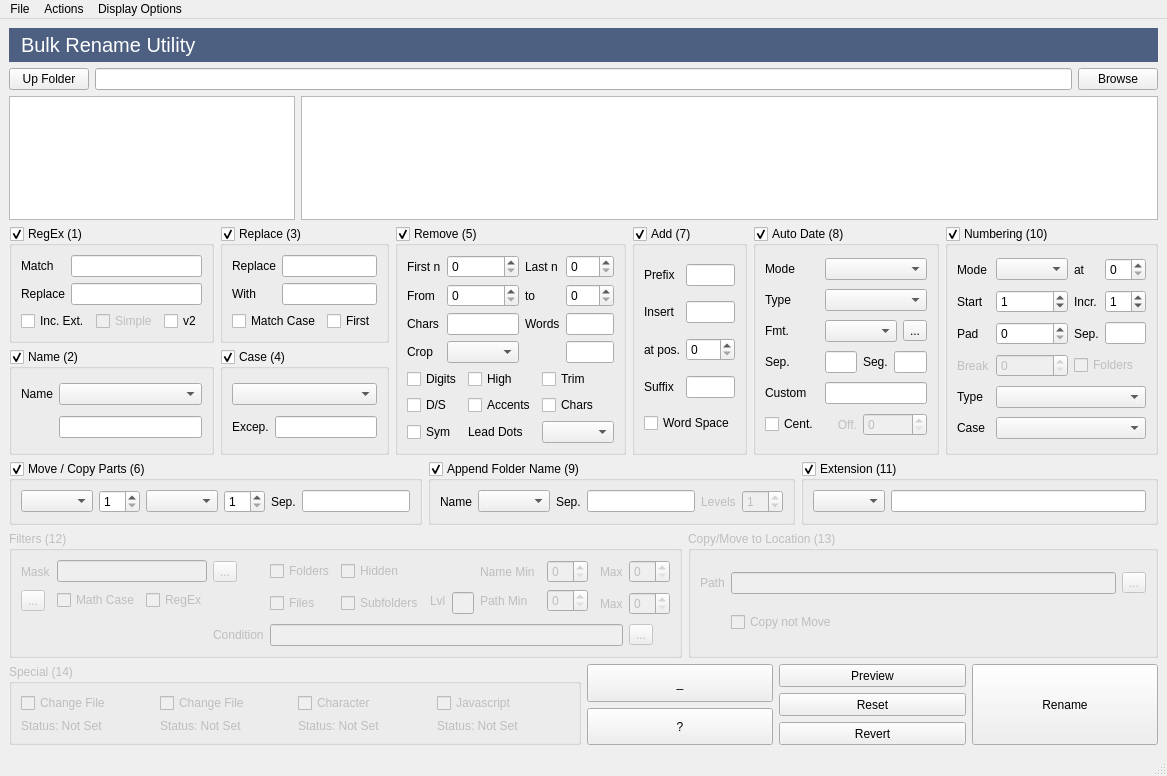
Above: mainWindow.ui from ManbirJudge/bullk-file-rename-utility before the change. Below: the same form after it.
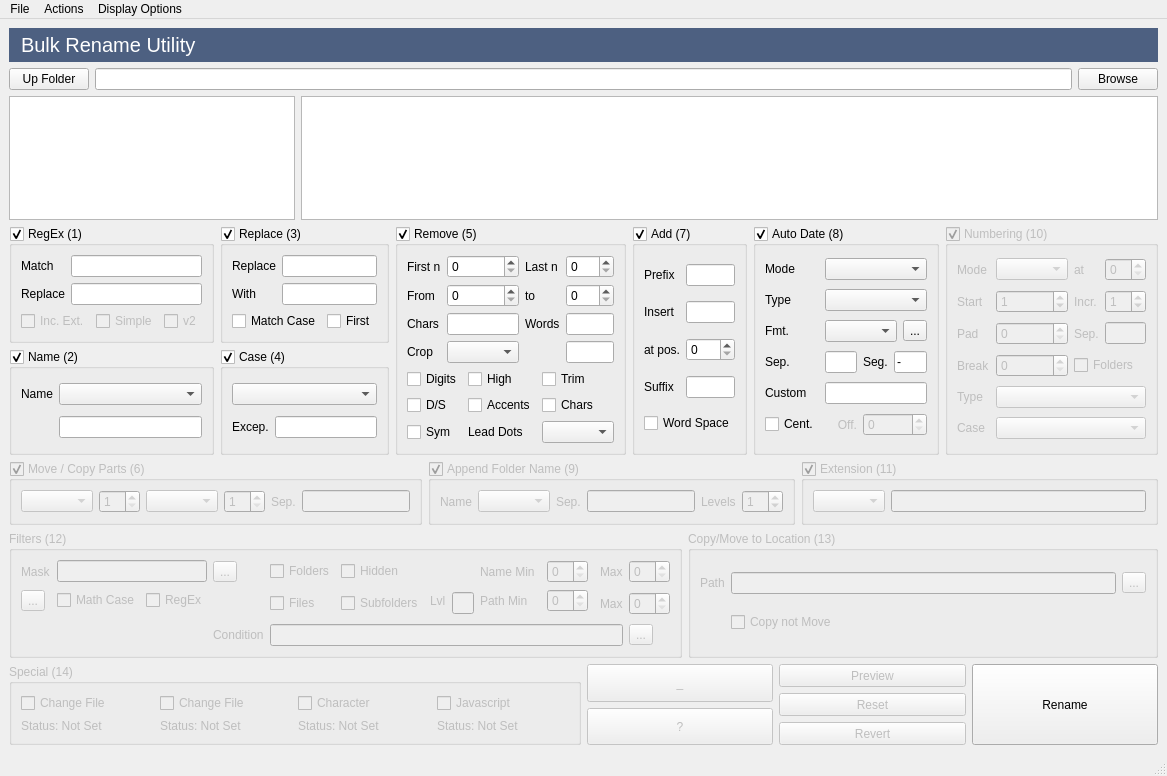
That is the form after the change. Icons and pictures are not drawn.

Patch:
```diff
--- a/mainWindow.ui
+++ b/mainWindow.ui
@@ -116,7 +116,7 @@
                <item>
                 <widget class="QCheckBox" name="regExIncExtCheck">
                  <property name="enabled">
-                  <bool>true</bool>
+                  <bool>false</bool>
                  </property>
                  <property name="text">
                   <string>Inc. Ext.</string>
@@ -136,7 +136,7 @@
                <item>
                 <widget class="QCheckBox" name="regExv2CheckBox">
                  <property name="enabled">
-                  <bool>true</bool>
+                  <bool>false</bool>
                  </property>
                  <property name="text">
                   <string>v2</string>
@@ -470,6 +470,9 @@
         </item>
         <item>
          <widget class="QGroupBox" name="autoDateBox">
+          <property name="enabled">
+           <bool>true</bool>
+          </property>
           <property name="title">
            <string>Auto Date (8)</string>
           </property>
@@ -498,7 +501,11 @@
             </widget>
            </item>
            <item row="3" column="5">
-            <widget class="QLineEdit" name="autoDateSegEdit"/>
+            <widget class="QLineEdit" name="autoDateSegEdit">
+             <property name="text">
+              <string>-</string>
+             </property>
+            </widget>
            </item>
            <item row="4" column="0">
             <widget class="QLabel" name="label_21">
@@ -585,6 +592,9 @@
         </item>
         <item>
          <widget class="QGroupBox" name="numberingBox">
+          <property name="enabled">
+           <bool>false</bool>
+          </property>
           <property name="title">
            <string>Numbering (10)</string>
           </property>
@@ -720,7 +730,7 @@
         <item>
          <widget class="QGroupBox" name="moveCopyPartsBox">
           <property name="enabled">
-           <bool>true</bool>
+           <bool>false</bool>
           </property>
           <property name="title">
            <string>Move / Copy Parts (6)</string>
@@ -771,7 +781,7 @@
         <item>
          <widget class="QGroupBox" name="appendFolderNameBox">
           <property name="enabled">
-           <bool>true</bool>
+           <bool>false</bool>
           </property>
           <property name="title">
            <string>Append Folder Name (9)</string>
@@ -825,6 +835,9 @@
         </item>
         <item>
          <widget class="QGroupBox" name="extensionBox">
+          <property name="enabled">
+           <bool>false</bool>
+          </property>
           <property name="title">
            <string>Extension (11)</string>
           </property>
@@ -1111,6 +1124,9 @@
            <layout class="QVBoxLayout" name="verticalLayout_5">
             <item>
              <widget class="QPushButton" name="fileSelectionModeBtn">
+              <property name="enabled">
+               <bool>false</bool>
+              </property>
               <property name="sizePolicy">
                <sizepolicy hsizetype="Minimum" vsizetype="Expanding">
                 <horstretch>0</horstretch>
@@ -1124,6 +1140,9 @@
             </item>
             <item>
              <widget class="QPushButton" name="howToUseBtn">
+              <property name="enabled">
+               <bool>false</bool>
+              </property>
               <property name="sizePolicy">
                <sizepolicy hsizetype="Minimum" vsizetype="Expanding">
                 <horstretch>0</horstretch>
@@ -1141,6 +1160,9 @@
            <layout class="QVBoxLayout" name="verticalLayout_8">
             <item>
              <widget class="QPushButton" name="previewBtn">
+              <property name="enabled">
+               <bool>false</bool>
+              </property>
               <property name="sizePolicy">
                <sizepolicy hsizetype="Minimum" vsizetype="Expanding">
                 <horstretch>0</horstretch>
@@ -1154,6 +1176,9 @@
             </item>
             <item>
              <widget class="QPushButton" name="resetBtn">
+              <property name="enabled">
+               <bool>false</bool>
+              </property>
               <property name="sizePolicy">
                <sizepolicy hsizetype="Minimum" vsizetype="Expanding">
                 <horstretch>0</horstretch>
@@ -1167,6 +1192,9 @@
             </item>
             <item>
              <widget class="QPushButton" name="revertBtn">
+              <property name="enabled">
+               <bool>false</bool>
+              </property>
               <property name="sizePolicy">
                <sizepolicy hsizetype="Minimum" vsizetype="Expanding">
                 <horstretch>0</horstretch>
```
Left out of the diff: 11 changed lines with no effect on the pictures.
